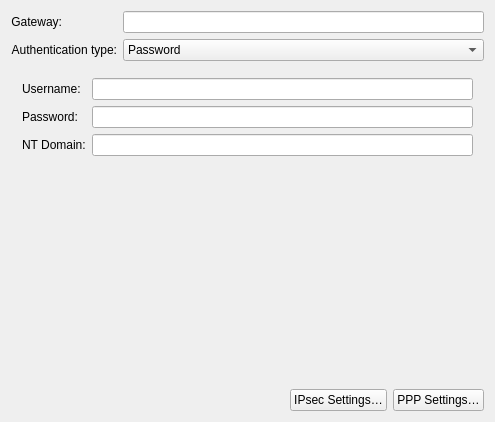
The window that src/desktop/kde/plasma-nm/vpn/l2tp/l2tp.ui (HungLo2020/MattOS) describes before a commit, drawn with Qt 5.
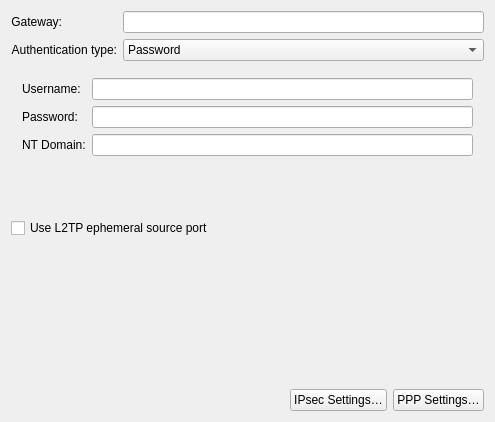
The same window after the commit. Custom widgets are drawn as their Qt base class.

The edit to the form file:
```diff
--- a/src/desktop/kde/plasma-nm/vpn/l2tp/l2tp.ui
+++ b/src/desktop/kde/plasma-nm/vpn/l2tp/l2tp.ui
@@ -151,19 +151,6 @@
          </property>
         </widget>
        </item>
-       <item row="4" column="0" colspan="2">
-        <spacer name="verticalSpace">
-         <property name="orientation">
-          <enum>Qt::Vertical</enum>
-         </property>
-         <property name="sizeHint" stdset="0">
-          <size>
-           <width>347</width>
-           <height>200</height>
-          </size>
-         </property>
-        </spacer>
-       </item>
       </layout>
      </widget>
      <widget class="QWidget" name="page_1">
@@ -271,6 +258,35 @@
      </widget>
     </widget>
    </item>
+   <item>
+    <widget class="QCheckBox" name="cbEphemeralSourcePort">
+     <property name="toolTip">
+      <string>Do not use UDP port 1701 for L2TP source port even if it is free.
+An ephemeral (random) high port number will be used instead.
+
+May be required to allow multiple L2TP clients behind the same NAT.</string>
+     </property>
+     <property name="text">
+      <string>Use L2TP ephemeral source port</string>
+     </property>
+    </widget>
+   </item>
+   <item>
+    <spacer name="verticalSpacer">
+     <property name="orientation">
+      <enum>Qt::Vertical</enum>
+     </property>
+     <property name="sizeType">
+      <enum>QSizePolicy::Expanding</enum>
+     </property>
+     <property name="sizeHint" stdset="0">
+      <size>
+       <width>20</width>
+       <height>40</height>
+      </size>
+     </property>
+    </spacer>
+   </item>
    <item>
     <layout class="QHBoxLayout" name="horizontalLayout">
      <item>
```
Left out of the diff: 1 changed line with no effect on the pictures.
